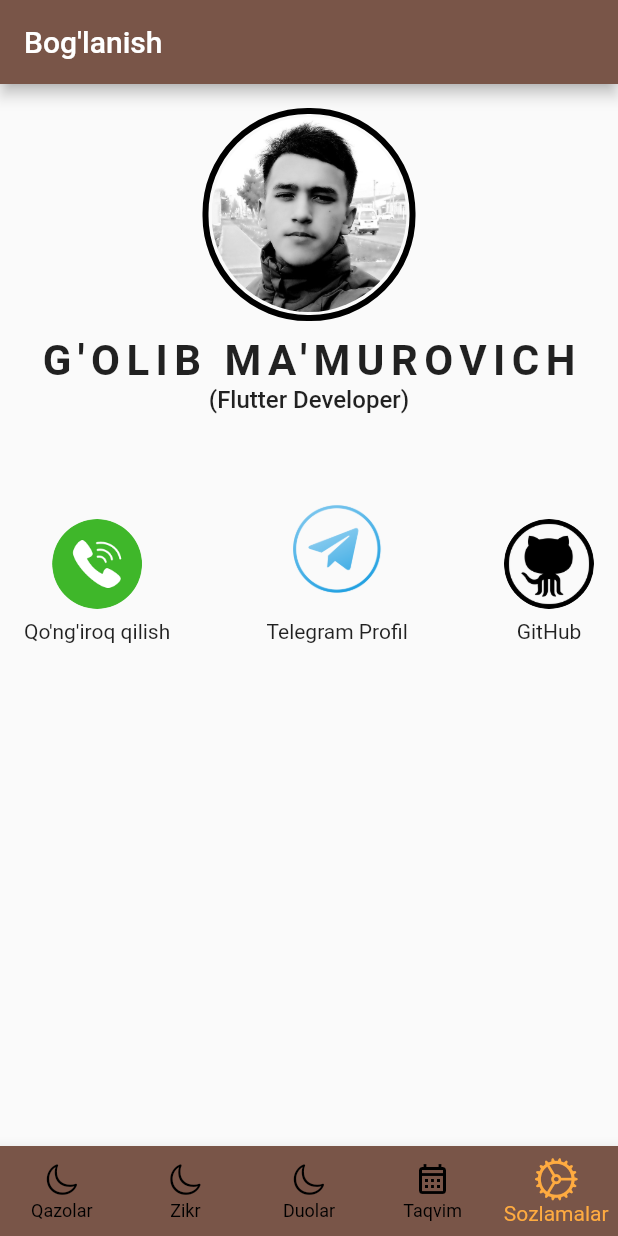
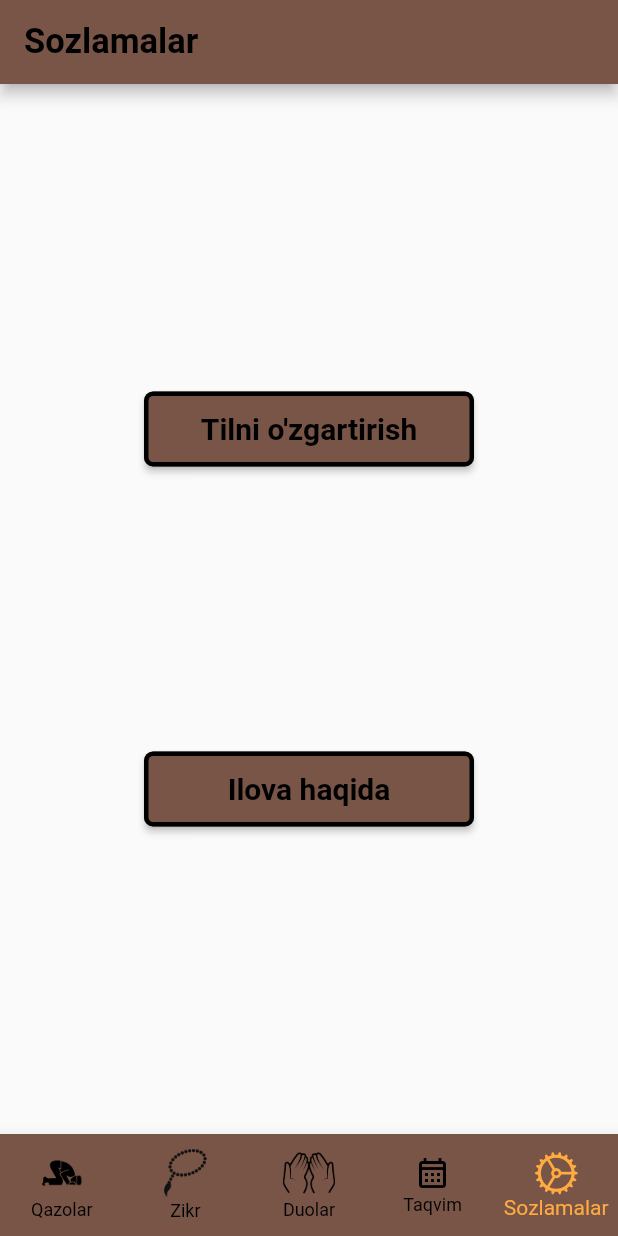
Before and after one commit to G-DEVELOPER-707/real_projects, a Flutter app: the screen it shows after launch, item 5 of the bottom bar chosen, on a phone screen of 412 x 824 dp. Run offline on Flutter 3.47's test engine with Material 2 defaults, Android fonts, the light colour scheme and no system bars; our stand-ins replace easy_localization, get_storage.

Commit message:
'settings page qo'shildi'

```diff
--- a/lib/main.dart
+++ b/lib/main.dart
@@ -1,6 +1,7 @@
 import 'package:easy_localization/easy_localization.dart';
 import 'package:flutter/material.dart';
 import 'package:get_storage/get_storage.dart';
+import 'package:get_storage_/pages/contact_page.dart';
 
 import 'package:get_storage_/pages/mainView.dart';
 
@@ -44,7 +45,8 @@ class MyApp extends StatelessWidget {
         primarySwatch: Colors.blue,
       ),
       home: const SplashPage(),
-      routes: {'/MainView': (context) => const MainView()},
+      routes: {'/MainView': (context) => const MainView(),
+        '/ContactPage': (context) => const ContactPage(),},
     );
   }
 }
--- a/lib/pages/duo_infos.dart
+++ b/lib/pages/duo_infos.dart
@@ -16,7 +16,8 @@ class _DuoInfosState extends State<DuoInfos> {
     return Scaffold(
       appBar: AppBar(
         backgroundColor: Colors.brown,
-        title: Text(duoList[widget.index].name,style: TextStyle(fontSize: 16),),
+        title: Text(duoList[widget.index].name,style: TextStyle(fontSize: 16,color: Colors.black),),
+        foregroundColor: Colors.black,
       ),
       body: Padding(
         padding: EdgeInsets.all(20),
--- a/lib/pages/mainView.dart
+++ b/lib/pages/mainView.dart
@@ -3,6 +3,7 @@ import 'package:flutter/material.dart';
 import 'package:get_storage_/pages/duolar_page.dart';
 import 'package:get_storage_/pages/salovat_page.dart';
 import 'package:get_storage_/pages/qazo_namozlar.dart';
+import 'package:get_storage_/pages/contact_page.dart';
 import 'package:get_storage_/pages/settings_page.dart';
 import 'package:get_storage_/pages/taqvim_page.dart';
 
@@ -47,18 +48,24 @@ class _MainViewState extends State<MainView> {
           unselectedItemColor: Colors.black,
           selectedIconTheme: const IconThemeData(size: 30),
           // selectedFontSize: 14,
-          items: const [
+          items:  [
             BottomNavigationBarItem(
-              icon: Icon(CupertinoIcons.moon,),
+              icon: SizedBox(
+                height:30,
+                width:35,child: Image.asset('assets/images/pngimg.com - islam_PNG51 (1).png',fit: BoxFit.cover,),),
               label: "Qazolar",
 
             ),
             BottomNavigationBarItem(
-              icon: Icon(CupertinoIcons.moon),
+              icon: SizedBox(
+                height:32,
+                width:35,child: Image.asset('assets/images/pngimg.com - islam_PNG11 (1).png',fit: BoxFit.cover,),),
               label: "Zikr"
             ),
             BottomNavigationBarItem(
-              icon: Icon(CupertinoIcons.moon),
+              icon: SizedBox(
+                height:30,
+                width:35,child: Image.asset('assets/images/pngimg.com - islam_PNG29.png',fit: BoxFit.cover,),),
               label: "Duolar"
             ),
             BottomNavigationBarItem(
--- a/lib/pages/salovat_page.dart
+++ b/lib/pages/salovat_page.dart
@@ -20,7 +20,7 @@ class _SalovatPageState extends State<SalovatPage> {
   @override
   Widget build(BuildContext context) {
     return Scaffold(
-      body: Container(
+      body: SingleChildScrollView(child:Container(
         height: MediaQuery.of(context).size.height,
         width: MediaQuery.of(context).size.width,
         decoration: const BoxDecoration(
@@ -527,7 +527,7 @@ class _SalovatPageState extends State<SalovatPage> {
             ),
           ),
         ),
-      ),
+      ),),
       floatingActionButton: FloatingActionButton(
         onPressed: () {
           showDialog(
--- a/lib/pages/settings_page.dart
+++ b/lib/pages/settings_page.dart
@@ -1,6 +1,4 @@
-import 'package:flutter/cupertino.dart';
 import 'package:flutter/material.dart';
-import 'package:url_launcher/url_launcher.dart';
 
 class SettingsPage extends StatefulWidget {
   const SettingsPage({Key? key}) : super(key: key);
@@ -13,147 +11,60 @@ class _SettingsPageState extends State<SettingsPage> {
   @override
   Widget build(BuildContext context) {
     return Scaffold(
-
       appBar: AppBar(
-          title: Text("Bog'lanish"),
+        title: Text(
+          "Sozlamalar",
+          style: TextStyle(
+              fontSize: 23, fontWeight: FontWeight.w700, color: Colors.black),
+        ),
         backgroundColor: Colors.brown,
       ),
-        body: SingleChildScrollView(
-          child: Padding(
-            padding: EdgeInsets.all(16),
+      body: Padding(
+        padding: EdgeInsets.all(15),
+        child: Center(
           child: Column(
+            mainAxisAlignment: MainAxisAlignment.spaceEvenly,
             children: [
-                Row(
-                  mainAxisAlignment: MainAxisAlignment.center,
-                  children: [
-                    Container(
-                      margin: const EdgeInsets.symmetric(horizontal: 5),
-                      decoration: BoxDecoration(
-                        borderRadius: BorderRadius.circular(70),
-                        border: Border.all(
-                          width: 4,color: Colors.black
-
+              ElevatedButton(
+                style: ElevatedButton.styleFrom(
+                    minimumSize: Size(220, 50),
+                    backgroundColor: Colors.brown,
+                    shape: RoundedRectangleBorder(
+                      borderRadius: BorderRadius.circular(6),
+                    ),
+                    side: BorderSide(color: Colors.black, width: 3)),
+                onPressed: () {},
+                child: Text(
+                  "Tilni o'zgartirish",
+                  style: TextStyle(
+                      fontSize: 20,
+                      fontWeight: FontWeight.w600,
+                      color: Colors.black),
                 ),
               ),
-                      child: Container(
-                        padding: const EdgeInsets.all(2),
-                        child: ClipRRect(
-                          borderRadius: BorderRadius.circular(70),
-                          child: Image(
-                            image: AssetImage("assets/images/Super.jpg"),
-                            width: 130,
-                            height: 130,
-                            fit: BoxFit.cover,
+              ElevatedButton(
+                style: ElevatedButton.styleFrom(
+                    minimumSize: Size(220, 50),
+                    backgroundColor: Colors.brown,
+                    shape: RoundedRectangleBorder(
+                      borderRadius: BorderRadius.circular(6),
                     ),
-                        ),
+                    side: BorderSide(color: Colors.black, width: 3)),
+                onPressed: () {
+                  Navigator.pushNamed(context, '/ContactPage');
+                },
+                child: Text(
+                  "Ilova haqida",
+                  style: TextStyle(
+                      fontSize: 20,
+                      fontWeight: FontWeight.w600,
+                      color: Colors.black),
                 ),
               ),
             ],
           ),
-                SizedBox(height: 10),
-                Text(
-                  "G'OLIB MA'MUROVICH",
-
-                  style: TextStyle(fontSize: 28, fontWeight: FontWeight.bold,letterSpacing: 4.3),
-                ),
-                Text("(Flutter Developer)",style: TextStyle(fontSize: 16,fontWeight: FontWeight.w500),),
-                SizedBox(height: 50),
-                Row(
-                  mainAxisAlignment: MainAxisAlignment.spaceBetween,
-                  crossAxisAlignment: CrossAxisAlignment.end,
-                  children: [
-                    Column(mainAxisAlignment: MainAxisAlignment.center,
-                      crossAxisAlignment: CrossAxisAlignment.center,
-                      children: [
-                        InkWell(
-                          onTap: () async {
-                            launchUrl(Uri.parse("tel:/+998777778941"));
-                          },
-                          child: SizedBox(
-                            height: 60,
-                            width: 60,
-                            child: ClipRRect(
-                              borderRadius: BorderRadius.circular(300),
-                              child: Image.asset("assets/images/call.png"),
         ),
       ),
-                        ),
-                        SizedBox(height: 7,),
-                        Text("Qo'ng'iroq qilish",style: TextStyle(),)
-                      ],
-                    ),
-                    Column(mainAxisAlignment: MainAxisAlignment.center,
-                      crossAxisAlignment: CrossAxisAlignment.center,
-                      children: [
-                        InkWell(
-                          onTap: () async {
-                            launchUrl(
-                                Uri.parse("https://t.me/QADRIMGA_YET_TUPOY"),
-                                mode: LaunchMode.externalApplication);
-                          },
-                          child: SizedBox(
-                            height: 80,
-                            width: 80,
-                            child: ClipRRect(
-                              borderRadius: BorderRadius.circular(0),
-                              child: Image.asset("assets/images/telegram_z.png",
-                                  fit: BoxFit.cover),
-                            ),
-                          ),
-                        ),
-                        SizedBox(
-                          height: 7,
-                        ),
-                        Text("Telegram Profil")
-                      ],
-                    ),
-                    InkWell(
-                      onTap: () async {
-                        launchUrl(
-                            Uri.parse(
-                              "https://github.com/G-DEVELOPER-707",
-                            ),
-                            mode: LaunchMode.externalApplication);
-                      },
-                      child: Column(
-                        children: [
-                          SizedBox(
-                            height: 60,
-                            width: 60,
-                            child: ClipRRect(
-                              borderRadius: BorderRadius.circular(300),
-                              child: Image.asset(
-                                  "assets/images/github_icon.png",
-                                  fit: BoxFit.cover),
-                            ),
-                          ),
-                          SizedBox(
-                            height: 7,
-                          ),
-                          Text("GitHub")
-                        ],
-                      ),
-                    ),
-
-                  ],
-                ),
-                SizedBox(
-                  height: 20,
-                ),
-              ],
-            ),
-          ),
-        ));
+    );
   }
 }
-
-void _sms() {
-  final Uri smsLaunchUri = Uri(
-    scheme: 'sms',
-    path: '+998777778941',
-    queryParameters: <String, String>{
-      'body': Uri.encodeComponent('Salom'),
-    },
-  );
-  launchUrl(smsLaunchUri);
-}
```
Also changed, not shown: lib/pages/contact_page.dart (added, +296 -0 lines), lib/pages/splash_page.dart (+42 -11 lines), assets/images/Islam-PNG-File.png (added), assets/images/for_application_dinimiz_islom.jpg (added), assets/images/instagram.png (added), assets/images/islom_vector.jpg (added), assets/images/namoz.png (added), assets/images/pngimg.com - islam_PNG11 (1).png (added), assets/images/pngimg.com - islam_PNG29.png (added), assets/images/pngimg.com - islam_PNG51 (1).png (added), assets/images/telegram_zaybal.png (added). Lines whose indentation alone changed are shown as unchanged.
